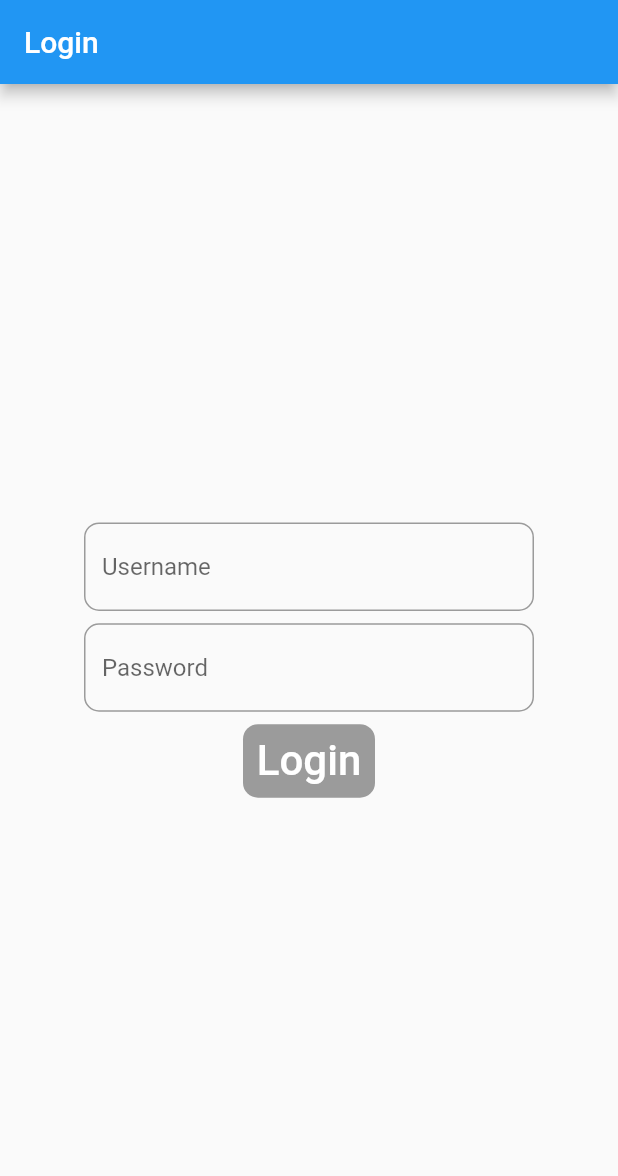
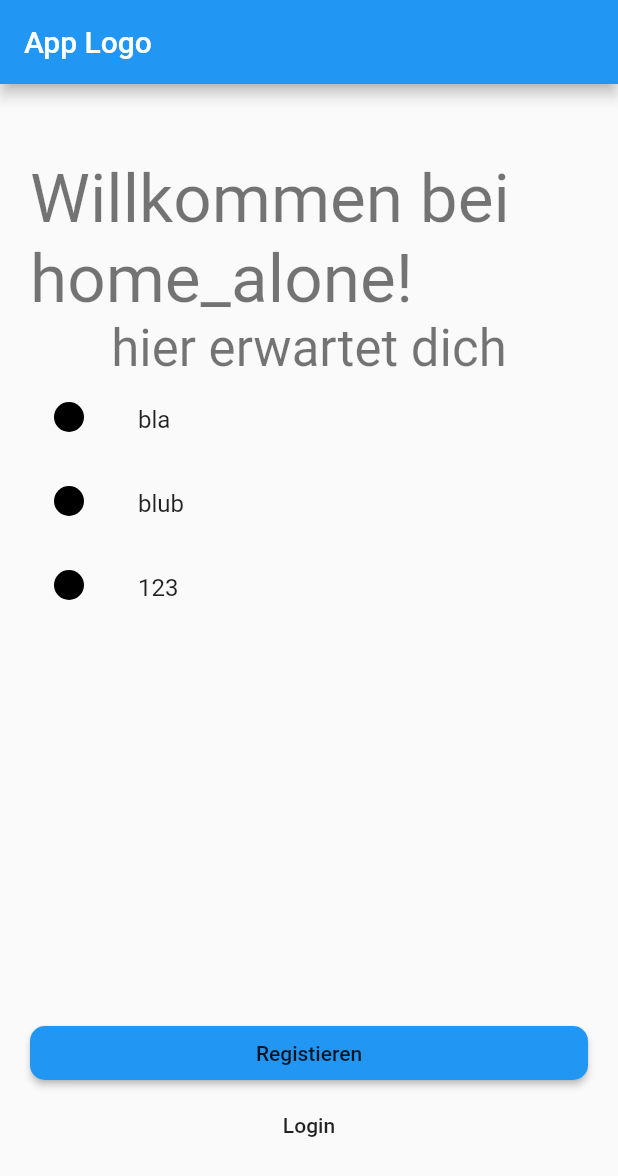
Before and after one commit to two-heart/home_alone_app, a Flutter app: the screen it shows after launch, on a phone screen of 412 x 824 dp. Shown: the top 1176 px of the screen. Run offline on Flutter 3.47's test engine with Material 2 defaults, Android fonts, the phone set to English and light mode, and no system bars; drawn by our look-alikes of pull_to_refresh; our stand-ins replace dio, flutter_dotenv, get_it, package_info, shimmer; generated files the repository leaves out were written again.

Commit message:
onboarding screen

```diff
--- a/home_alone/lib/main.dart
+++ b/home_alone/lib/main.dart
@@ -4,6 +4,7 @@ import 'package:flutter/physics.dart';
 import 'package:flutter/rendering.dart';
 import 'package:home_alone/view/pages/home_page.dart';
 import 'package:home_alone/view/pages/login_page.dart';
+import 'package:home_alone/view/pages/welcome_page.dart';
 
 import 'package:provider/provider.dart';
 
@@ -55,7 +56,8 @@ class MyApp extends StatelessWidget {
           primarySwatch: Colors.blue,
         ),
         routes: {
-          '/': (context) => LoginPage(),
+          '/': (context) => WelcomePage(),
+          '/login': (context) => LoginPage(),
           '/app': (context) => MyHomePage(title: 'Flutter Demo Home Page'),
         },
         // ),
--- /dev/null
+++ b/home_alone/lib/view/pages/welcome_page.dart
@@ -0,0 +1,99 @@
+import 'package:flutter/material.dart';
+import 'package:home_alone/view/widgets/themed_button.dart';
+import 'package:package_info/package_info.dart';
+
+class WelcomePage extends StatelessWidget {
+  @override
+  Widget build(BuildContext context) {
+    return Scaffold(
+      appBar: _buildAppBar(),
+      body: _buildBody(context),
+    );
+  }
+
+  Widget _buildBody(BuildContext context) {
+    return Center(
+        child: Container(
+            padding: const EdgeInsets.symmetric(vertical: 50, horizontal: 20),
+            child: Column(
+              mainAxisSize: MainAxisSize.max,
+              mainAxisAlignment: MainAxisAlignment.spaceEvenly,
+              crossAxisAlignment: CrossAxisAlignment.center,
+              children: [
+                _buildTitle(context),
+                ..._buildBulletPoints(context),
+                Expanded(
+                  child: Container(),
+                ),
+                ..._buildButtons(context)
+              ],
+            )));
+  }
+
+  Widget _buildTitle(BuildContext context) {
+    return Text(
+      'Willkommen bei home_alone!', // TODO get app name from package info
+      style: Theme.of(context).textTheme.display2,
+    );
+  }
+
+  List<Widget> _buildBulletPoints(BuildContext context) {
+    return [
+      Text(
+        'hier erwartet dich',
+        style: Theme.of(context).textTheme.display1,
+      ),
+      ListTile(
+        leading: new MyBullet(),
+        title: new Text('bla'),
+      ),
+      ListTile(
+        leading: new MyBullet(),
+        title: new Text('blub'),
+      ),
+      ListTile(
+        leading: new MyBullet(),
+        title: new Text('123'),
+      )
+    ];
+  }
+
+  List<Widget> _buildButtons(context) {
+    return [
+      SizedBox(
+          width: double.infinity,
+          child: ThemedButton(
+            onPressed: () => {},
+            child: Text('Registieren'),
+          )),
+      SizedBox(
+          width: double.infinity,
+          child: FlatButton(
+            child: Text("Login"),
+            onPressed: () => {Navigator.pushNamed(context, '/login')},
+          ))
+    ];
+  }
+
+  AppBar _buildAppBar() {
+    return AppBar(
+      title: Text('App Logo'),
+    );
+  }
+}
+
+
+// just as a placeholder... to make it look like the mock
+class MyBullet extends StatelessWidget {
+  @override
+  Widget build(BuildContext context) {
+    return new Container(
+      height: 20.0,
+      width: 20.0,
+      decoration: new BoxDecoration(
+        color: Colors.black,
+        shape: BoxShape.circle,
+      ),
+    );
+  }
+}
--- a/home_alone/lib/view/widgets/themed_button.dart
+++ b/home_alone/lib/view/widgets/themed_button.dart
@@ -14,7 +14,6 @@ class ThemedButton extends StatelessWidget {
 
   @override
   Widget build(BuildContext context) {
-    final store = locator.get<LoginStore>();
     return RaisedButton(
       onPressed: onPressed,
       color: Theme.of(context).accentColor,
--- a/home_alone/pubspec.yaml
+++ b/home_alone/pubspec.yaml
@@ -27,6 +27,7 @@ dependencies:
   shimmer: ^1.1.0
   flutter:
     sdk: flutter
+  package_info: ^0.4.0+3
 
   # The following adds the Cupertino Icons font to your application.
   # Use with the CupertinoIcons class for iOS style icons.
```
Also changed, not shown: home_alone/pubspec.lock.
